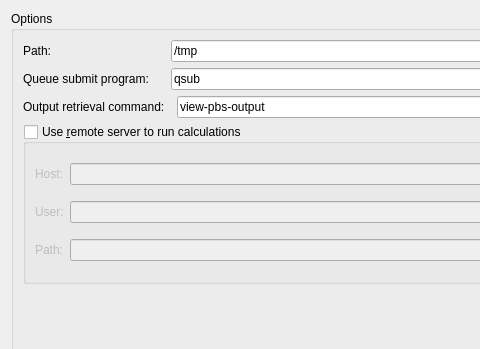
This is src/randomdock/ui/tab_sys.ui in xtalopt/XtalOpt as Qt 5 draws it before an edit; both pictures show x 0 to 480 and y 0 to 349 of the 1025 by 626 pixel window. The edited form follows.
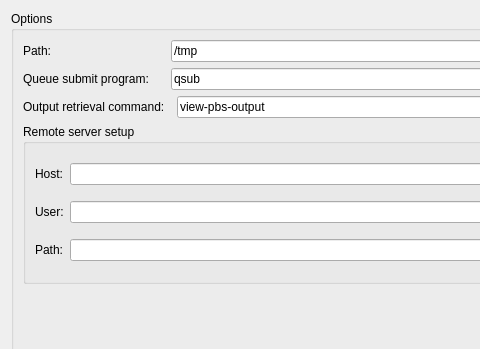
This is the edited form.

Patch:
```diff
--- a/src/randomdock/ui/tab_sys.ui
+++ b/src/randomdock/ui/tab_sys.ui
@@ -40,10 +40,10 @@
       <item row="4" column="0" colspan="5">
        <widget class="QGroupBox" name="cb_remote">
         <property name="title">
-         <string>Use &amp;remote server to run calculations</string>
+         <string>Remote server setup</string>
         </property>
         <property name="checkable">
-         <bool>true</bool>
+         <bool>false</bool>
         </property>
         <property name="checked">
          <bool>false</bool>
```
